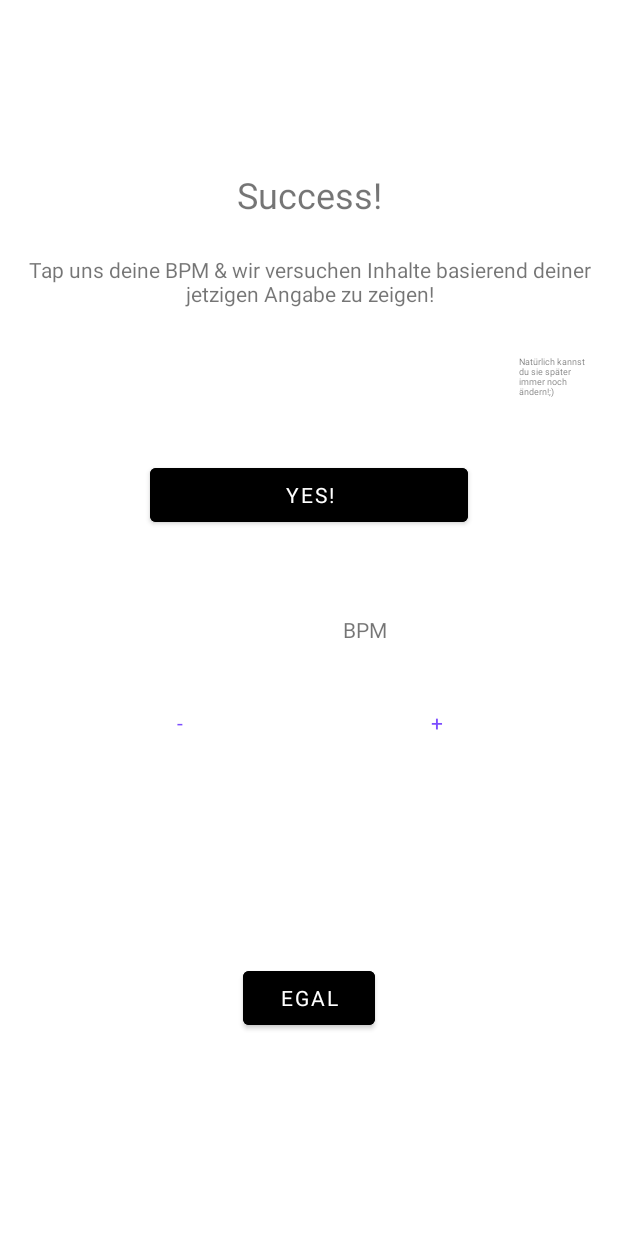
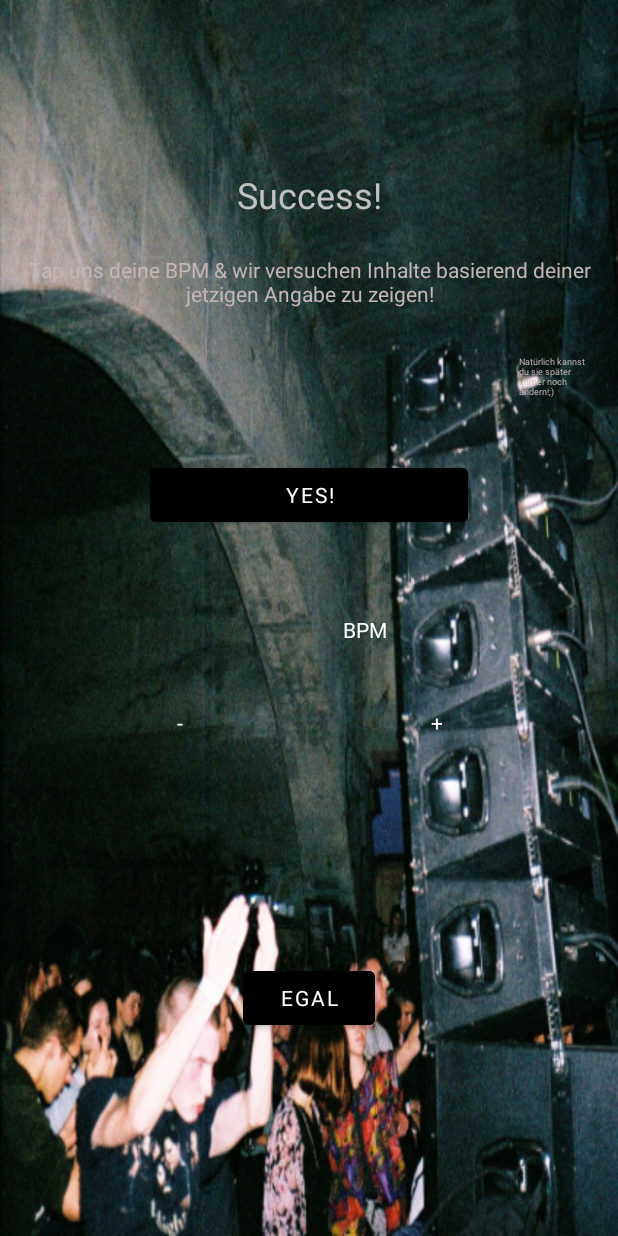
Before and after one commit to daemon31/wavejet_fi, an Android app: the fragment HomeFragment shown on its own in the app's theme, on a phone screen of 412 x 824 dp. Run offline under Robolectric (Android 15) with nearby library versions, the phone set to English and light mode, and no system bars; our stand-ins replace Firebase (no records; nobody signed in at launch, a user with empty details on screens opened directly), data binding; Roboto replaces fonts that are not available here; 1 statement that could not run was skipped.

Commit message:
änderungen

```diff
--- a/app/build.gradle
+++ b/app/build.gradle
@@ -10,7 +10,7 @@ android {
     compileSdk 33
 
     defaultConfig {
-        applicationId "de.syntaxinstitut.myapplication"
+        applicationId "de.dimitrikrylasov.wavejet"
         minSdk 26
         targetSdk 33
         versionCode 1
@@ -37,7 +37,7 @@ android {
     buildFeatures {
         dataBinding true
     }
-    namespace 'de.syntaxinstitut.myapplication'
+    namespace 'de.dimitrikrylasov.wavejet'
 }
 
 dependencies {
--- a/app/src/main/java/de/syntaxinstitut/myapplication/MainActivity.kt
+++ b/app/src/main/java/de/dimitrikrylasov/wavejet/MainActivity.kt
@@ -1,10 +1,10 @@
-package de.syntaxinstitut.myapplication
+package de.dimitrikrylasov.wavejet
 
 import android.os.Bundle
 import androidx.appcompat.app.AppCompatActivity
 import androidx.databinding.DataBindingUtil
 import androidx.navigation.NavController
-import de.syntaxinstitut.myapplication.databinding.ActivityMainBinding
+import de.dimitrikrylasov.wavejet.databinding.ActivityMainBinding
 
 /**
  * Main Activity, dient als Einstiegspunkt für die App
--- a/app/src/main/java/de/syntaxinstitut/myapplication/MainViewModel.kt
+++ b/app/src/main/java/de/dimitrikrylasov/wavejet/MainViewModel.kt
@@ -1,4 +1,4 @@
-package de.syntaxinstitut.myapplication
+package de.dimitrikrylasov.wavejet
 
 import android.app.Application
 import android.content.ContentValues.TAG
@@ -9,7 +9,7 @@ import androidx.lifecycle.MutableLiveData
 import com.google.firebase.auth.FirebaseAuth
 import com.google.firebase.auth.FirebaseUser
 import com.google.firebase.firestore.FirebaseFirestore
-import de.syntaxinstitut.myapplication.data.Numbers
+import de.dimitrikrylasov.wavejet.data.Numbers
 
 /**
  * Das MainViewModel
@@ -21,7 +21,6 @@ class MainViewModel(application: Application) : AndroidViewModel(application) {
     private val firebaseAuth = FirebaseAuth.getInstance()
     val db = FirebaseFirestore.getInstance()
 
-    //val client: DuffelApiClient = DuffelApiClient("duffel_test_VBLYDE4AS2Cg7SVBdEYFvrahFvhFqQo1HTygIv7FDje")
 
     private val _numbers = MutableLiveData<Numbers>()
     val numbers: LiveData<Numbers>
--- a/app/src/main/java/de/syntaxinstitut/myapplication/data/Numbers.kt
+++ b/app/src/main/java/de/dimitrikrylasov/wavejet/data/Numbers.kt
@@ -1,4 +1,4 @@
-package de.syntaxinstitut.myapplication.data
+package de.dimitrikrylasov.wavejet.data
 
 import com.google.firebase.firestore.DocumentId
 
--- a/app/src/main/res/layout/fragment_home.xml
+++ b/app/src/main/res/layout/fragment_home.xml
@@ -9,7 +9,8 @@
 
     <androidx.constraintlayout.widget.ConstraintLayout
         android:layout_width="match_parent"
-        android:layout_height="match_parent">
+        android:layout_height="match_parent"
+        android:background="@drawable/we_own_the_night_a_generation_finds_its_identity_through_rave_culture_1">
 
         <TextView
             android:id="@+id/hf_tv_success"
@@ -18,6 +19,7 @@
             android:layout_marginBottom="160dp"
             android:fontFamily="@font/rubik_mono_one"
             android:text="@string/success"
+            android:textColor="#C1C1C1"
             android:textSize="24sp"
             app:layout_constraintBottom_toBottomOf="parent"
             app:layout_constraintEnd_toEndOf="parent"
@@ -45,6 +47,7 @@
             android:layout_width="wrap_content"
             android:layout_height="wrap_content"
             android:fontFamily="@font/rubik_mono_one"
+            android:textColor="#C0C0C0"
             android:textSize="34sp"
             app:layout_constraintBottom_toBottomOf="parent"
             app:layout_constraintEnd_toEndOf="parent"
@@ -75,7 +78,7 @@
                 android:layout_weight="1"
                 android:fontFamily="@font/rubik_mono_one"
                 android:text="@string/minus"
-                android:textColor="#7C4DFF" />
+                android:textColor="#FFFFFF" />
 
             <Button
                 android:id="@+id/hf_btn_plus"
@@ -86,7 +89,7 @@
                 android:layout_weight="1"
                 android:fontFamily="@font/rubik_mono_one"
                 android:text="@string/plus"
-                android:textColor="#7C4DFF"
+                android:textColor="#FFFFFF"
                 app:iconTint="@color/purple_200" />
         </LinearLayout>
 
@@ -114,6 +117,7 @@
             android:text="@string/tap_uns_deine_bpm_wir_versuchen_inhalte_basierend_deiner_jetzigen_angabe_zu_zeigen"
             android:textAlignment="center"
             android:textAllCaps="false"
+            android:textColor="#C4B6B7"
             app:layout_constraintEnd_toEndOf="parent"
             app:layout_constraintStart_toStartOf="parent"
             app:layout_constraintTop_toBottomOf="@+id/hf_tv_success" />
@@ -124,6 +128,7 @@
             android:layout_height="wrap_content"
             android:fontFamily="@font/rubik_mono_one"
             android:text="@string/bpm"
+            android:textColor="#FFFFFF"
             app:layout_constraintBottom_toBottomOf="@+id/hf_tv_number"
             app:layout_constraintEnd_toEndOf="parent"
             app:layout_constraintHorizontal_bias="0.13"
@@ -139,6 +144,7 @@
             android:fontFamily="@font/rubik_mono_one"
             android:text="@string/nat_rlich_kannst_du_sie_sp_ter_immer_noch_ndern"
             android:textAlignment="viewStart"
+            android:textColor="#C4B7B7"
             android:textSize="6sp"
             app:layout_constraintBottom_toTopOf="@+id/btn_bpm_yes"
             app:layout_constraintEnd_toEndOf="parent"
```
Also changed, not shown: app/src/main/java/de/dimitrikrylasov/wavejet/ui/HomeFragment/HomeFragment.kt (renamed from app/src/main/java/de/syntaxinstitut/myapplication/ui/HomeFragment/HomeFragment.kt, +4 -4 lines), app/src/main/java/de/dimitrikrylasov/wavejet/ui/auth/LoginFragment.kt (renamed from app/src/main/java/de/syntaxinstitut/myapplication/ui/auth/RegisterFragment.kt, +16 -19 lines), app/src/main/java/de/dimitrikrylasov/wavejet/ui/auth/RegisterFragment.kt (renamed from app/src/main/java/de/syntaxinstitut/myapplication/ui/auth/LoginFragment.kt, +19 -16 lines), app/src/main/res/navigation/nav_graph.xml (+5 -5 lines), 1 other file.
